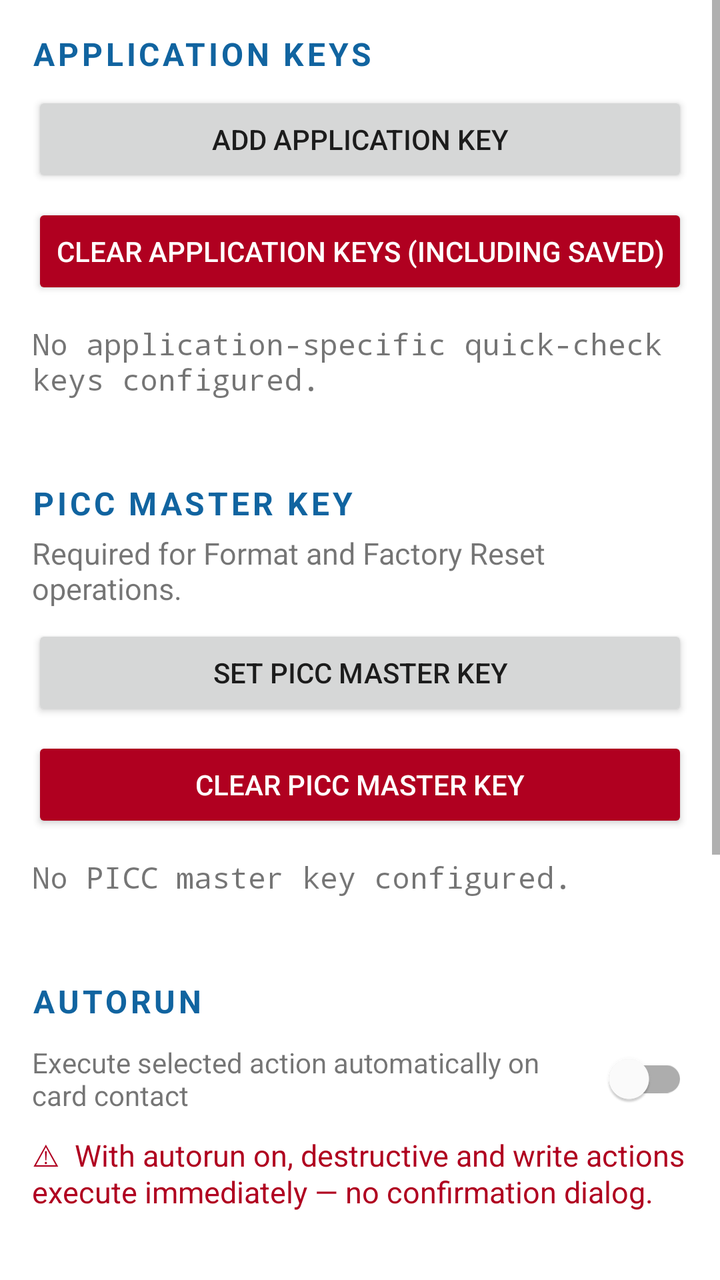
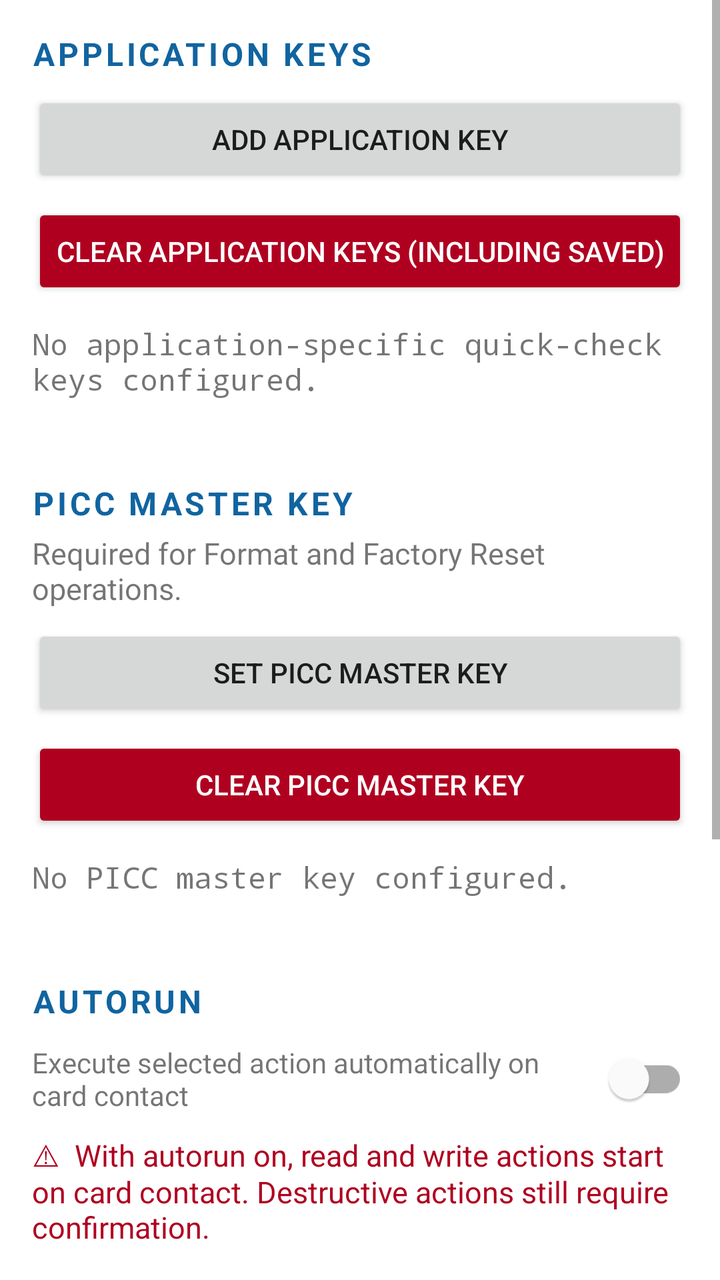

Two renders of the same Android screen: before a commit and after it. Below are the layout's source before the change and the commit's diff.
<!-- AndroidManifest.xml: application theme Theme.App -->
<!-- res/layout/fragment_settings.xml -->
<?xml version="1.0" encoding="utf-8"?>
<ScrollView xmlns:android="http://schemas.android.com/apk/res/android"
    android:layout_width="match_parent"
    android:layout_height="match_parent">

    <LinearLayout
        android:layout_width="match_parent"
        android:layout_height="wrap_content"
        android:orientation="vertical"
        android:padding="16dp">

        <TextView
            android:layout_width="match_parent"
            android:layout_height="wrap_content"
            android:text="APPLICATION KEYS"
            android:textStyle="bold"
            android:textSize="16sp"
            android:letterSpacing="0.1"
            android:textColor="@color/brand_blue_text"
            android:layout_marginBottom="8dp" />

        <Button
            android:id="@+id/addQuickCheckKey"
            android:layout_width="match_parent"
            android:layout_height="wrap_content"
            android:text="Add application key" />

        <Button
            android:id="@+id/clearQuickCheckKeys"
            android:backgroundTint="?attr/colorError"
            android:textColor="?attr/colorOnError"
            android:layout_width="match_parent"
            android:layout_height="wrap_content"
            android:layout_marginTop="8dp"
            android:text="Clear application keys (including saved)" />

        <TextView
            android:id="@+id/quickCheckKeySummary"
            android:layout_width="match_parent"
            android:layout_height="wrap_content"
            android:layout_marginTop="12dp"
            android:text="No application-specific quick-check keys configured."
            android:textIsSelectable="true"
            android:textSize="15sp"
            android:typeface="monospace" />

        <View
            android:layout_width="match_parent"
            android:layout_height="1dp"
            android:layout_marginTop="24dp"
            android:layout_marginBottom="16dp"
            android:background="?attr/colorControlNormal"
            android:alpha="0.2" />

        <TextView
            android:layout_width="match_parent"
            android:layout_height="wrap_content"
            android:text="PICC MASTER KEY"
            android:textStyle="bold"
            android:textSize="16sp"
            android:letterSpacing="0.1"
            android:textColor="@color/brand_blue_text"
            android:layout_marginBottom="4dp" />

        <TextView
            android:layout_width="match_parent"
            android:layout_height="wrap_content"
            android:layout_marginBottom="8dp"
            android:textSize="15sp"
            android:text="Required for Format and Factory Reset operations." />

        <Button
            android:id="@+id/setPiccKey"
            android:layout_width="match_parent"
            android:layout_height="wrap_content"
            android:text="Set PICC master key" />

        <Button
            android:id="@+id/clearPiccKey"
            android:backgroundTint="?attr/colorError"
            android:textColor="?attr/colorOnError"
            android:layout_width="match_parent"
            android:layout_height="wrap_content"
            android:layout_marginTop="8dp"
            android:text="Clear PICC master key" />

        <TextView
            android:id="@+id/piccKeySummary"
            android:layout_width="match_parent"
            android:layout_height="wrap_content"
            android:layout_marginTop="12dp"
            android:text="No PICC master key configured."
            android:textIsSelectable="true"
            android:textSize="15sp"
            android:typeface="monospace" />

        <View
            android:layout_width="match_parent"
            android:layout_height="1dp"
            android:layout_marginTop="24dp"
            android:layout_marginBottom="16dp"
            android:background="?attr/colorControlNormal"
            android:alpha="0.2" />

        <TextView
            android:layout_width="match_parent"
            android:layout_height="wrap_content"
            android:text="AUTORUN"
            android:textStyle="bold"
            android:textSize="16sp"
            android:letterSpacing="0.1"
            android:textColor="@color/brand_blue_text"
            android:layout_marginBottom="4dp" />

        <LinearLayout
            android:layout_width="match_parent"
            android:layout_height="wrap_content"
            android:orientation="horizontal"
            android:gravity="center_vertical"
            android:layout_marginBottom="4dp">

            <TextView
                android:layout_width="0dp"
                android:layout_height="wrap_content"
                android:layout_weight="1"
                android:text="Execute selected action automatically on card contact"
                android:textSize="14sp" />

            <com.google.android.material.switchmaterial.SwitchMaterial
                android:id="@+id/autorunSwitch"
                android:layout_width="wrap_content"
                android:layout_height="wrap_content"
                android:layout_marginStart="8dp" />

        </LinearLayout>

        <TextView
            android:layout_width="match_parent"
            android:layout_height="wrap_content"
            android:textSize="15sp"
            android:textColor="?attr/colorError"
            android:text="⚠  With autorun on, destructive and write actions execute immediately — no confirmation dialog."
            android:layout_marginBottom="8dp" />

        <View
            android:layout_width="match_parent"
            android:layout_height="1dp"
            android:layout_marginTop="24dp"
            android:layout_marginBottom="16dp"
            android:background="?attr/colorControlNormal"
            android:alpha="0.2" />

        <TextView
            android:layout_width="match_parent"
            android:layout_height="wrap_content"
            android:text="SOUND"
            android:textStyle="bold"
            android:textSize="16sp"
            android:letterSpacing="0.1"
            android:textColor="@color/brand_blue_text"
            android:layout_marginBottom="4dp" />

        <LinearLayout
            android:layout_width="match_parent"
            android:layout_height="wrap_content"
            android:orientation="horizontal"
            android:gravity="center_vertical"
            android:layout_marginBottom="4dp">

            <TextView
                android:layout_width="0dp"
                android:layout_height="wrap_content"
                android:layout_weight="1"
                android:text="Play sound on action success / failure"
                android:textSize="14sp" />

            <com.google.android.material.switchmaterial.SwitchMaterial
                android:id="@+id/soundSwitch"
                android:layout_width="wrap_content"
                android:layout_height="wrap_content"
                android:layout_marginStart="8dp" />

        </LinearLayout>

        <View
            android:layout_width="match_parent"
            android:layout_height="1dp"
            android:layout_marginTop="24dp"
            android:layout_marginBottom="16dp"
            android:background="?attr/colorControlNormal"
            android:alpha="0.2" />

        <TextView
            android:layout_width="match_parent"
            android:layout_height="wrap_content"
            android:text="INFO"
            android:textStyle="bold"
            android:textSize="16sp"
            android:letterSpacing="0.1"
            android:textColor="@color/brand_blue_text"
            android:layout_marginBottom="8dp" />

        <TextView
            android:id="@+id/versionInfo"
            android:layout_width="match_parent"
            android:layout_height="wrap_content"
            android:textIsSelectable="true"
            android:textSize="15sp"
            android:typeface="monospace" />

        <View
            android:layout_width="match_parent"
            android:layout_height="1dp"
            android:layout_marginTop="24dp"
            android:layout_marginBottom="16dp"
            android:background="?attr/colorControlNormal"
            android:alpha="0.2" />

        <TextView
            android:layout_width="match_parent"
            android:layout_height="wrap_content"
            android:text="DEBUG"
            android:textStyle="bold"
            android:textSize="16sp"
            android:letterSpacing="0.1"
            android:textColor="@color/brand_blue_text"
            android:layout_marginBottom="8dp" />

        <Button
            android:id="@+id/exportLog"
            android:layout_width="match_parent"
            android:layout_height="wrap_content"
            android:text="Export log (zip)" />

    </LinearLayout>
</ScrollView>
<!-- resources referenced by this layout -->
<resources>
  <color name="brand_blue_text">#1164A0</color>
  <style name="Theme.App" parent="Theme.MaterialComponents.DayNight.NoActionBar">
          <item name="android:windowActionModeOverlay">true</item>
          <item name="colorPrimary">@color/brand_blue</item>
          <item name="colorPrimaryVariant">@color/brand_blue_dark</item>
          <item name="colorPrimaryDark">@color/brand_blue_dark</item>
          <item name="colorSecondary">@color/brand_blue_text</item>
          <item name="colorSecondaryVariant">@color/brand_blue_dark</item>
          <item name="colorOnPrimary">@color/brand_blue_on_primary</item>
          <item name="colorOnSecondary">@android:color/white</item>
      </style>
  <color name="brand_blue">#1B8ADB</color>
  <color name="brand_blue_dark">#1164A0</color>
  <color name="brand_blue_on_primary">#071B2A</color>
</resources>

<!-- the commit's change to res/layout/fragment_settings.xml (unified diff, before → after) -->
@@ -139,7 +139,7 @@
             android:layout_height="wrap_content"
             android:textSize="15sp"
             android:textColor="?attr/colorError"
-            android:text="⚠  With autorun on, destructive and write actions execute immediately — no confirmation dialog."
+            android:text="⚠  With autorun on, read and write actions start on card contact. Destructive actions still require confirmation."
             android:layout_marginBottom="8dp" />
 
         <View
